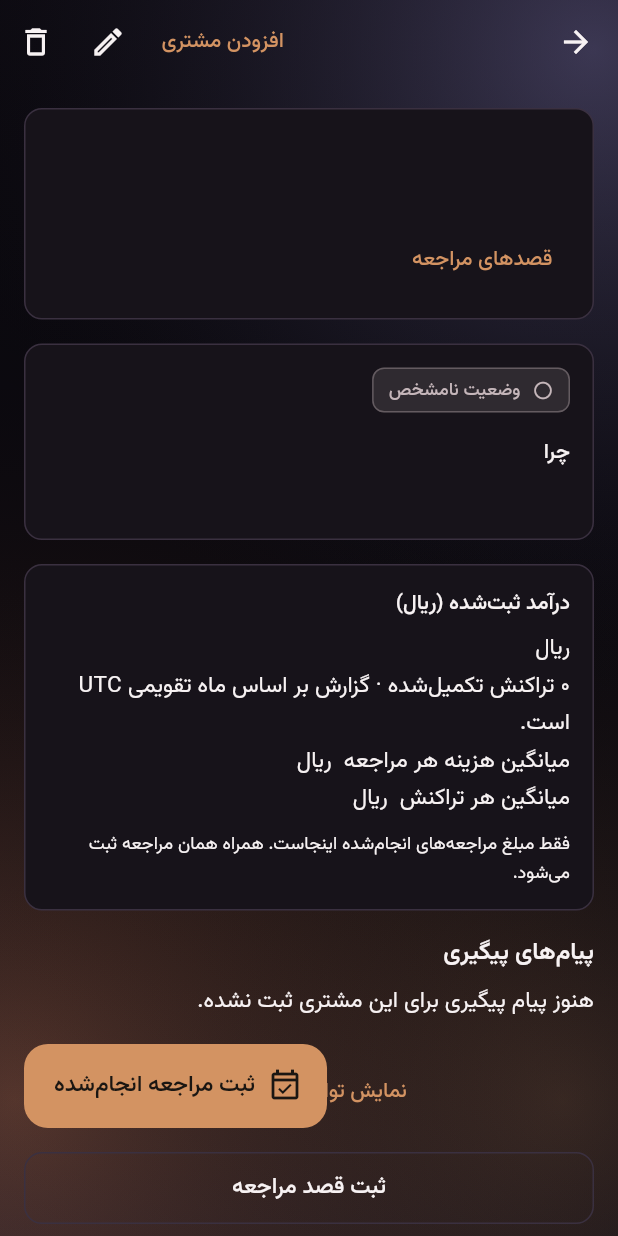
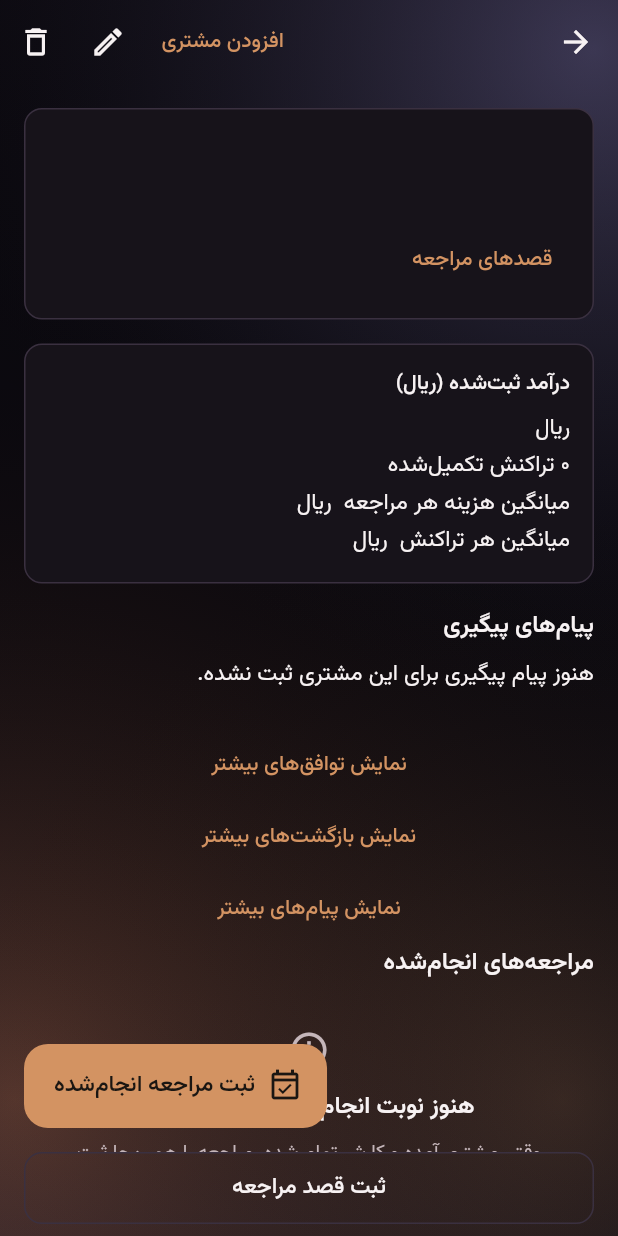
Before and after one commit to amirpanahi1382/salon, a Flutter app: the CustomerDetailScreen screen opened directly with empty values, on a phone screen of 412 x 824 dp. Run offline on Flutter 3.47's test engine with Material 3 defaults, Android fonts, the phone set to English and light mode, and no system bars; our stand-ins replace dio, file_picker, flutter_riverpod, flutter_secure_storage, go_router, shamsi_date; accounts and stored records are empty; network calls fail.

Commit message:
refactor: simplify customer detail messaging

```diff
--- a/apps/mobile/lib/features/customers/customer_screens.dart
+++ b/apps/mobile/lib/features/customers/customer_screens.dart
@@ -13,7 +13,6 @@ import '../../shared/jalali.dart';
 import '../../shared/jalali_date_picker.dart';
 import '../../shared/labels.dart';
 import '../../shared/models/models.dart';
-import '../opportunities/opportunity_action_bar.dart';
 import '../outreach/manual_outreach_selection.dart';
 import '../outreach/manual_outreach_state.dart';
 import '../recovery/recovery_presentation.dart';
@@ -573,7 +572,6 @@ class _CustomerDetailScreenState extends ConsumerState<CustomerDetailScreen> {
   List<MessageDelivery> get _messages => _messagesPage.items;
   List<ReturnCommitment> get _commitments => _commitmentsPage.items;
   List<ObservedReturn> get _observedReturns => _observedPage.items;
-  Map<String, OpportunityAction> _openActions = const {};
   Object? _error;
   bool _loading = true;
   int _loadGeneration = 0;
@@ -611,9 +609,6 @@ class _CustomerDetailScreenState extends ConsumerState<CustomerDetailScreen> {
       final activity = await ref
           .read(customerRepositoryProvider)
           .listActivity(widget.customerId);
-      final openActions = await ref
-          .read(actionRepositoryProvider)
-          .listForCustomer(widget.customerId, status: 'OPEN');
       if (!mounted || generation != _loadGeneration) {
         return;
       }
@@ -626,11 +621,6 @@ class _CustomerDetailScreenState extends ConsumerState<CustomerDetailScreen> {
         _activity = activity.items;
         _activityCursor = activity.nextCursor;
         _activityHasMore = activity.hasMore;
-        _openActions = {
-          for (final action in openActions.items)
-            opportunityActionKey(action.customerId, action.opportunityType):
-                action,
-        };
         _loading = false;
       });
       await _loadRecovery();
@@ -1029,9 +1019,7 @@ class _CustomerDetailScreenState extends ConsumerState<CustomerDetailScreen> {
     final customer = _customer!;
     final intelligence = _intelligence;
     final canManage = ref.watch(authControllerProvider).user?.role != 'STAFF';
-    return OpportunityActionsScope(
-      onChanged: _load,
-      child: Scaffold(
+    return Scaffold(
       appBar: AppBar(
         title: Text(customer.fullName),
         actions: [
@@ -1129,70 +1117,6 @@ class _CustomerDetailScreenState extends ConsumerState<CustomerDetailScreen> {
                 child: Column(
                   crossAxisAlignment: CrossAxisAlignment.start,
                   children: [
-                    StatusBadge(status: intelligence.status),
-                    const SizedBox(height: 16),
-                    Text(
-                      AppStrings.why,
-                      style: Theme.of(context).textTheme.titleSmall,
-                    ),
-                    const SizedBox(height: 8),
-                    Text(localizeIntelligenceCopy(intelligence.explanation)),
-                    if (intelligence.opportunities.isNotEmpty) ...[
-                      const SizedBox(height: 16),
-                      Text(
-                        AppStrings.recommended,
-                        style: Theme.of(context).textTheme.titleSmall,
-                      ),
-                      const SizedBox(height: 8),
-                      Text(
-                        localizeIntelligenceCopy(
-                          intelligence.opportunities.first.recommendedAction,
-                        ),
-                      ),
-                      const SizedBox(height: 8),
-                      const Text(
-                        AppStrings.recommendationNote,
-                        style: TextStyle(fontSize: 12),
-                      ),
-                      const SizedBox(height: 12),
-                      ...intelligence.opportunities.map(
-                        (opportunity) => Padding(
-                          padding: const EdgeInsets.only(bottom: 8),
-                          child: OpportunityActionBar(
-                            customerId: opportunity.customerId,
-                            opportunityType: opportunity.type,
-                            customerName: customer.fullName,
-                            destinationHint: maskCustomerPhone(customer.phoneNumber),
-                            openAction: _openActions[opportunityActionKey(
-                              opportunity.customerId,
-                              opportunity.type,
-                            )],
-                          ),
-                        ),
-                      ),
-                    ],
-                    if (intelligence.signals.isNotEmpty) ...[
-                      const SizedBox(height: 16),
-                      Wrap(
-                        spacing: 8,
-                        children: intelligence.signals
-                            .map(
-                              (signal) =>
-                                  Chip(label: Text(signalLabel(signal))),
-                            )
-                            .toList(),
-                      ),
-                    ],
-                  ],
-                ),
-              ),
-              const SizedBox(height: 16),
-            ],
-            if (intelligence != null) ...[
-              AppCard(
-                child: Column(
-                  crossAxisAlignment: CrossAxisAlignment.start,
-                  children: [
                     Text(
                       AppStrings.completedRevenueTitle,
                       style: Theme.of(context).textTheme.titleSmall,
@@ -1202,7 +1126,7 @@ class _CustomerDetailScreenState extends ConsumerState<CustomerDetailScreen> {
                       '${intelligence.revenue?.totalRevenue ?? '0.00'} ${AppStrings.rial}',
                     ),
                     Text(
-                      '${toPersianDigits('${intelligence.revenue?.transactionCount ?? 0}')} تراکنش تکمیل‌شده · ${AppStrings.revenueUtcNote}',
+                      '${toPersianDigits('${intelligence.revenue?.transactionCount ?? 0}')} تراکنش تکمیل‌شده',
                     ),
                     if (intelligence.revenue?.averageSpendPerVisit != null)
                       Text(
@@ -1213,11 +1137,6 @@ class _CustomerDetailScreenState extends ConsumerState<CustomerDetailScreen> {
                       Text(
                         '${AppStrings.avgRevenuePerTransaction} ${intelligence.revenue!.averageRevenuePerTransaction} ${AppStrings.rial}',
                       ),
-                    const SizedBox(height: 8),
-                    const Text(
-                      AppStrings.revenueOnlyCompletedNote,
-                      style: TextStyle(fontSize: 12, height: 1.6),
-                    ),
                   ],
                 ),
               ),
@@ -1308,7 +1227,6 @@ class _CustomerDetailScreenState extends ConsumerState<CustomerDetailScreen> {
         ),
         ),
       ),
-    ),
     );
   }
 }
--- a/apps/mobile/lib/shared/labels.dart
+++ b/apps/mobile/lib/shared/labels.dart
@@ -154,7 +154,7 @@ class AppStrings {
   static const messageTextLabel = 'متن پیام';
   static const confirmSendMessage = 'ارسال شود؟';
   static const confirmSendMessageBody =
-      'پیام در صف ارسال قرار می‌گیرد. ارسال از بله یا به‌صورت دستی بعداً توسط پلتفرم انجام می‌شود.';
+      'پیام در صف ارسال توسط ادمین قرار می‌گیرد. از ارسال اطمینان دارید؟';
   static const sendMessage = 'ارسال';
   static const messageQueued = 'پیام در صف ارسال قرار گرفت.';
   static const messageSent = 'پیام با موفقیت ارسال شد.';
@@ -517,11 +517,8 @@ class AppStrings {
   static const metricRevenueThisMonth = 'درآمد این ماه';
   static const metricCompletedRevenue = 'درآمد ثبت‌شده';
   static const completedRevenueTitle = 'درآمد ثبت‌شده (ریال)';
-  static const revenueUtcNote = 'گزارش بر اساس ماه تقویمی UTC است.';
   static const avgSpendPerVisit = 'میانگین هزینه هر مراجعه';
   static const avgRevenuePerTransaction = 'میانگین هر تراکنش';
-  static const revenueOnlyCompletedNote =
-      'فقط مبلغ مراجعه‌های انجام‌شده اینجاست. همراه همان مراجعه ثبت می‌شود.';
   static const emptyVisitHistoryBody =
       'وقتی مشتری آمده و کارش تمام شده، مراجعه را همین‌جا ثبت کنید.';
   static const signedIn = 'وارد شده‌اید';
```
Also changed, not shown: 1 other file.
